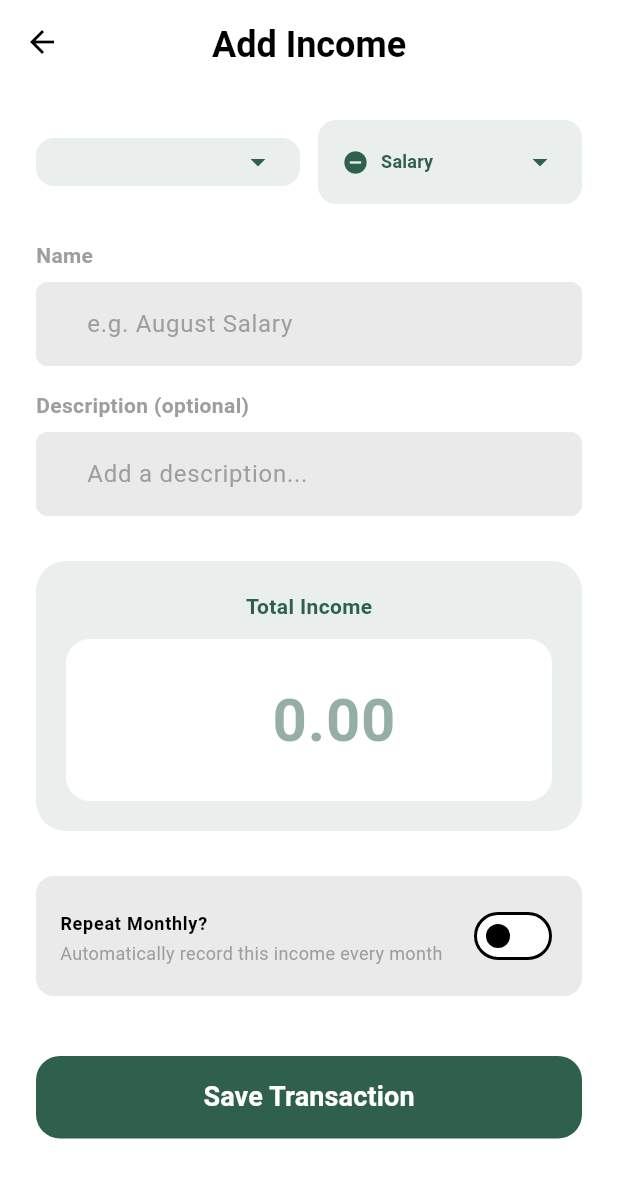
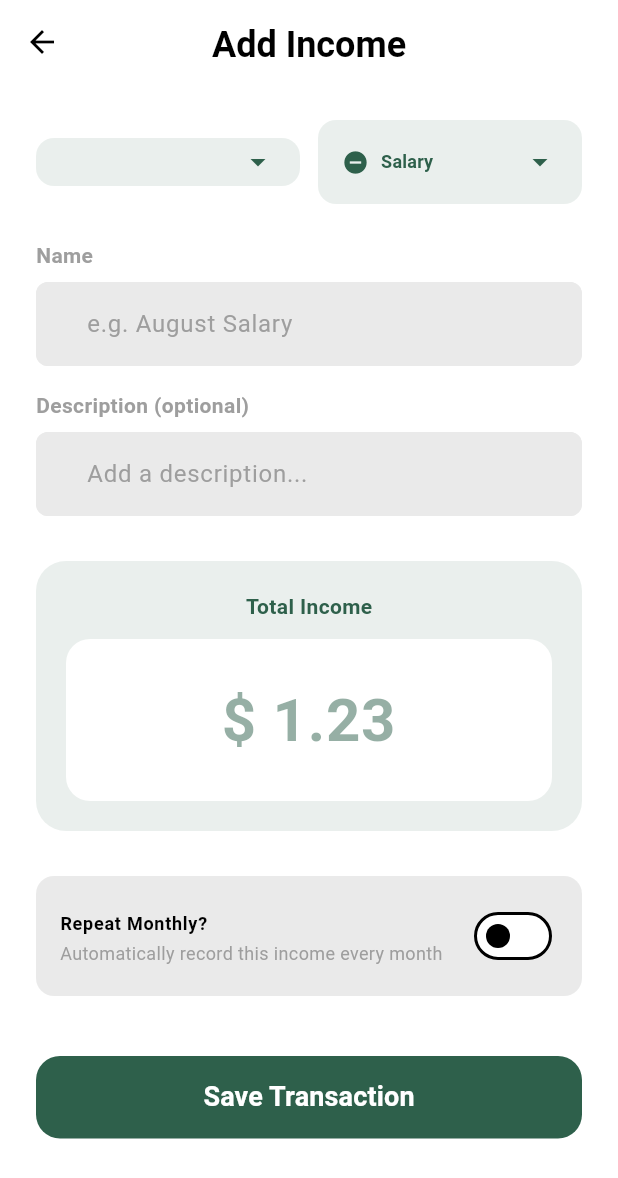
Before and after one commit to cshenglim0407/CAT-304, a Flutter app: the AddIncomePage screen opened directly with empty values, on a phone screen of 412 x 824 dp. Shown: the top 1178 px of the screen. Run offline on Flutter 3.47's test engine with Material 3 defaults, Android fonts, the phone set to English and light mode, and no system bars; our stand-ins replace file_picker, flutter_dotenv, google_sign_in, shared_preferences, supabase_flutter, timezone; missing offline and left inert: flutter_neat_and_clean_calendar; accounts and stored records are empty.

Commit message:
style: currency text box

```diff
--- a/mobile/lib/presentation/pages/expense_entry_ocr/add_income.dart
+++ b/mobile/lib/presentation/pages/expense_entry_ocr/add_income.dart
@@ -52,6 +52,9 @@ class _AddIncomePageState extends State<AddIncomePage> {
   @override
   void initState() {
     super.initState();
+    _totalIncomeController.addListener(() {
+      setState(() {});
+    });
     _selectedAccount = widget.accountName;
     // Prefill from initialData if provided
     final init = widget.initialData;
@@ -339,12 +342,17 @@ class _AddIncomePageState extends State<AddIncomePage> {
                         border: InputBorder.none,
                         enabledBorder: InputBorder.none,
                         focusedBorder: InputBorder.none,
-                        contentPadding: EdgeInsets.zero,
-                        hintText: 0.toStringAsFixed(2),
+                        contentPadding: const EdgeInsets.symmetric(
+                          horizontal: 16.0,
+                        ),
+                        hintText:
+                            "${ProfileHelpers.getUserCurrencyPref()} ${1.23.toStringAsFixed(2)}",
                         hintStyle: TextStyle(
                           color: primaryColor.withValues(alpha: 0.5),
                         ),
-                        prefixText: ProfileHelpers.getUserCurrencyPref() + ' ',
+                        prefixText: _totalIncomeController.text.isEmpty
+                            ? null
+                            : ProfileHelpers.getUserCurrencyPref() + ' ',
                       ),
                     ),
                   ),
```
Also changed, not shown: mobile/lib/presentation/pages/expense_entry_ocr/add_transfer.dart (+11 -3 lines).
